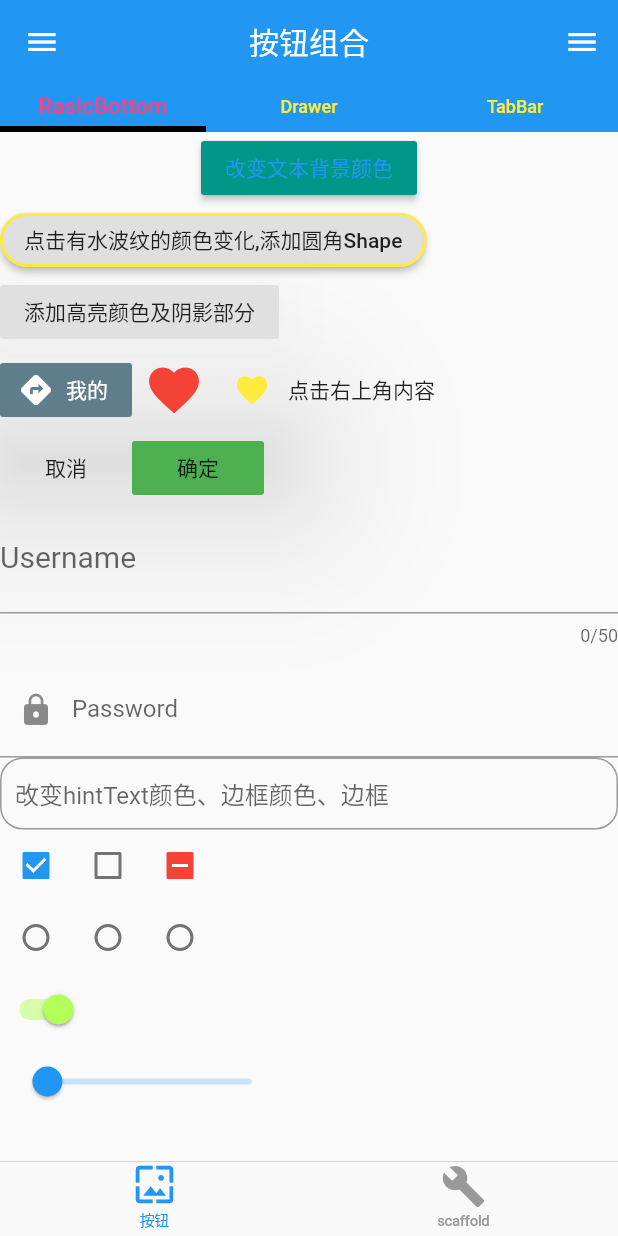
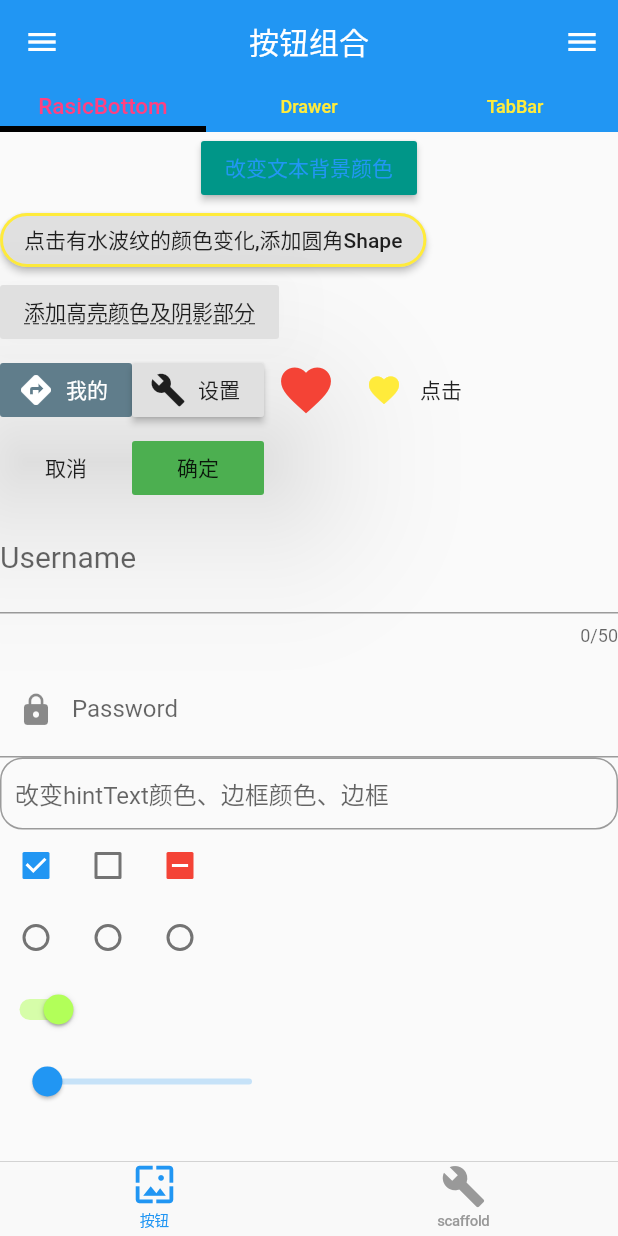
Before and after one commit to Zhangjf456/flutter_app1, a Flutter app: the screen it shows after launch, on a phone screen of 412 x 824 dp. Run offline on Flutter 3.47's test engine with Material 2 defaults, Android fonts, the phone set to English and light mode, and no system bars.

```diff
--- a/lib/basie_widget.dart
+++ b/lib/basie_widget.dart
@@ -1,4 +1,9 @@
+import 'package:flutter/cupertino.dart';
 import 'package:flutter/material.dart';
+
+import 'advancedwidget.dart';
+import 'layout2widget.dart';
+import 'layout_widget.dart';
 
 class BasicBottomWidget extends StatefulWidget {
   @override
@@ -7,7 +12,7 @@ class BasicBottomWidget extends StatefulWidget {
 
 class _BasicBottomWidgetState extends State<BasicBottomWidget> {
   bool value = true;
-  String value1 = '点击右上角内容';
+  String value1 = '点击';
   TextEditingController controller = TextEditingController();
   bool checkValueA = true;
   bool checkValueB = false;
@@ -112,7 +117,12 @@ class _BasicBottomWidgetState extends State<BasicBottomWidget> {
                         children: <Widget>[
                           RaisedButton(
                             onPressed: () {},
-                            child: Text('添加高亮颜色及阴影部分'),
+                            child: Text(
+                              '添加高亮颜色及阴影部分',
+                              style: TextStyle(
+                                  decoration: TextDecoration.underline,
+                                  decorationStyle: TextDecorationStyle.dashed),
+                            ),
                             highlightColor: Colors.greenAccent,
                             elevation: 50.0,
                           )
@@ -128,6 +138,8 @@ class _BasicBottomWidgetState extends State<BasicBottomWidget> {
                             label: Text('我的'),
                             icon: Icon(Icons.directions),
                           ), //无阴影的bottom
+                          RaisedButton.icon(
+                              onPressed: () {}, icon: Icon(Icons.build), label: Text('设置')),
                           IconButton(
                             icon: Icon(Icons.favorite),
                             iconSize: 40.0,
@@ -275,7 +287,45 @@ class _BasicBottomWidgetState extends State<BasicBottomWidget> {
                   ),
                 ],
               ),
-              Text('5555'),
+              Column(
+                children: <Widget>[
+                  Row(
+                    children: <Widget>[
+                      RaisedButton(
+                        onPressed: () {
+                          Navigator.push(
+                              context, CupertinoPageRoute(builder: (_) => LayoutWidget()));
+                        },
+                        child: Text('layout'),
+                      ),
+                      Row(
+                        children: <Widget>[
+                          GestureDetector(
+                            onTap: () {
+                              Navigator.push(context,
+                                  CupertinoPageRoute(builder: (_) => LayoutListViewWidget()));
+                            },
+                            child: Container(
+                                color: Colors.blueGrey,
+                                height: 40.0,
+                                margin: EdgeInsets.symmetric(horizontal: 10.0),
+                                child: Padding(
+                                  padding: const EdgeInsets.all(8.0),
+                                  child: Text('wode '),
+                                )),
+                          ),
+                        ],
+                      ),
+                      RaisedButton(
+                          child: Text('进阶篇'),
+                          onPressed: () {
+                            Navigator.push(
+                                context, CupertinoPageRoute(builder: (_) => AdvancedTextWidget()));
+                          })
+                    ],
+                  ),
+                ],
+              ),
               Text('5895')
             ])));
   }
```
Also changed, not shown: lib/advancedwidget.dart (added, +13 -0 lines), lib/layout2widget.dart (added, +141 -0 lines), lib/layout_widget.dart (added, +111 -0 lines).
